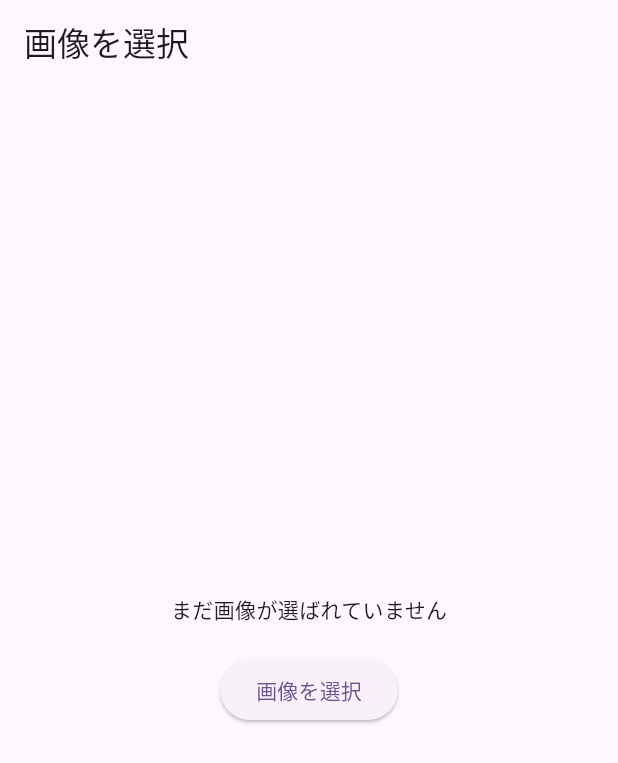
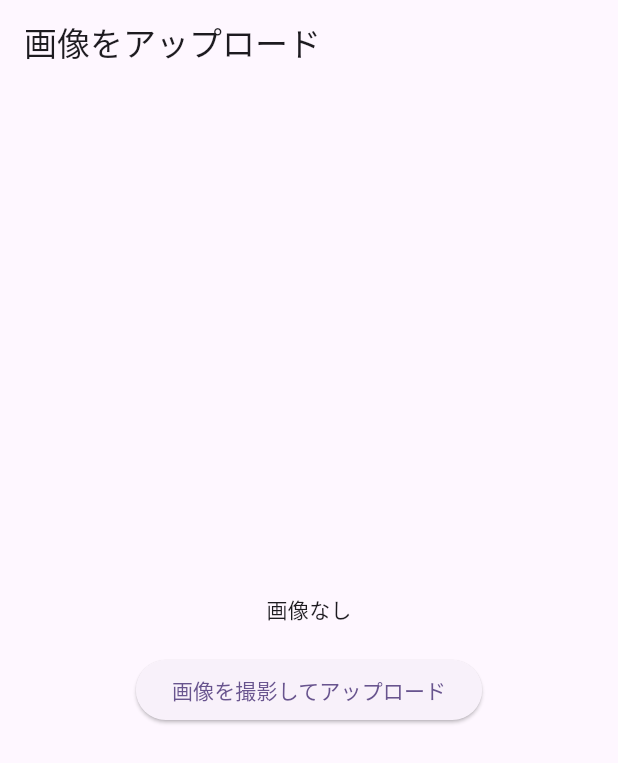
Before and after one commit to i-kondou/hack_village, a Flutter app: the screen it shows after launch, on a phone screen of 412 x 824 dp. Shown: the top 763 px of the screen. Run offline on Flutter 3.47's test engine with Material 3 defaults, Android fonts, the phone set to English and light mode, and no system bars; our stand-ins replace cloud_firestore, firebase_core, firebase_storage, image_picker; accounts and stored records are empty.

Commit message:
画像アップロード実装

```diff
--- a/g-kimura/dietitian/lib/main.dart
+++ b/g-kimura/dietitian/lib/main.dart
@@ -1,3 +1,4 @@
+import 'package:dietitian/uploadimage.dart';
 import 'package:firebase_core/firebase_core.dart';
 import 'package:flutter/material.dart';
 import 'camera_page.dart';
@@ -43,8 +44,9 @@ class MyApp extends StatelessWidget {
         // tested with just a hot reload.
         colorScheme: ColorScheme.fromSeed(seedColor: Colors.deepPurple),
       ),
-      home: CameraPage(),
+      //home: CameraPage(),
       //home: UploadTestPage(),
+      home: UploadImagePage(),
     );
   }
 }
--- /dev/null
+++ b/g-kimura/dietitian/lib/uploadimage.dart
@@ -0,0 +1,63 @@
+import 'dart:io';
+import 'package:flutter/material.dart';
+import 'package:image_picker/image_picker.dart';
+import 'package:firebase_storage/firebase_storage.dart';
+
+class UploadImagePage extends StatefulWidget {
+  @override
+  _UploadImagePageState createState() => _UploadImagePageState();
+}
+
+class _UploadImagePageState extends State<UploadImagePage> {
+  final ImagePicker _picker = ImagePicker();
+  File? _image;
+  String? _uploadedImageUrl;
+
+  Future<void> _pickAndUploadImage() async {
+    final XFile? pickedFile = await _picker.pickImage(source: ImageSource.camera); // または gallery
+
+    if (pickedFile != null) {
+      setState(() {
+        _image = File(pickedFile.path);
+      });
+
+      final storageRef = FirebaseStorage.instance.ref();
+      final imageRef = storageRef.child("images/${DateTime.now().millisecondsSinceEpoch}.jpg");
+
+      try {
+        await imageRef.putFile(_image!);
+        final downloadUrl = await imageRef.getDownloadURL();
+
+        setState(() {
+          _uploadedImageUrl = downloadUrl;
+        });
+
+        print("✅ アップロード完了: $downloadUrl");
+      } catch (e) {
+        print("❌ アップロード失敗: $e");
+      }
+    }
+  }
+
+  @override
+  Widget build(BuildContext context) {
+    return Scaffold(
+      appBar: AppBar(title: Text("画像をアップロード")),
+      body: Center(
+        child: Column(
+          mainAxisAlignment: MainAxisAlignment.center,
+          children: [
+            _image != null ? Image.file(_image!, height: 200) : Text("画像なし"),
+            SizedBox(height: 20),
+            ElevatedButton(
+              onPressed: _pickAndUploadImage,
+              child: Text("画像を撮影してアップロード"),
+            ),
+            if (_uploadedImageUrl != null)
+              SelectableText("アップロード先URL:\n$_uploadedImageUrl"),
+          ],
+        ),
+      ),
+    );
+  }
+}
```
Also changed, not shown: 1 other file.
